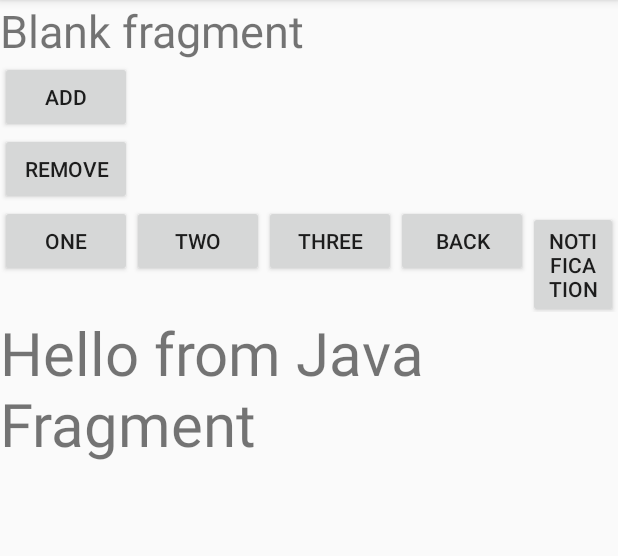
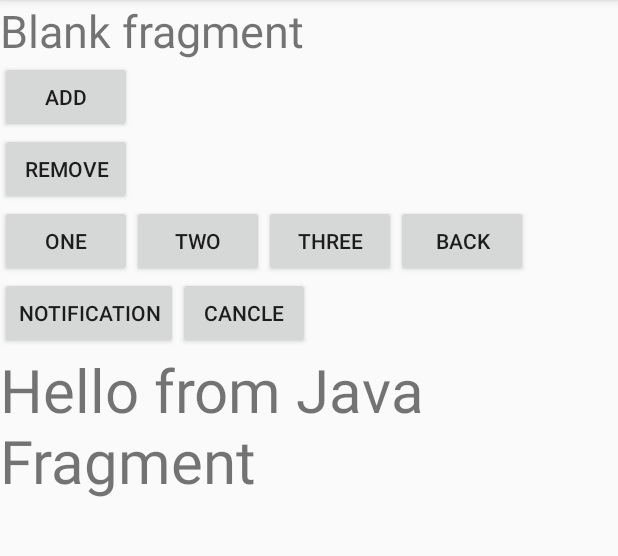
Before and after one commit to supertodtor/WorkShop, an Android app: the screen it shows after launch (MainActivity), on a phone screen of 412 x 824 dp, the part 84-640 px from its top. Run offline under Robolectric (Android 15) with nearby library versions, the phone set to English and light mode, and no system bars.

Commit message:
addCancleNontification

```diff
--- a/MyFragment2/app/src/main/java/com/mycom/coe/myfragment/MainActivity.java
+++ b/MyFragment2/app/src/main/java/com/mycom/coe/myfragment/MainActivity.java
@@ -2,6 +2,7 @@ package com.mycom.coe.myfragment;
 
 import android.app.NotificationManager;
 import android.app.PendingIntent;
+import android.content.Context;
 import android.content.Intent;
 import android.net.Uri;
 import android.support.v4.app.Fragment;
@@ -25,6 +26,7 @@ public class MainActivity extends AppCompatActivity {
     private Button btnBack;
     private int mNotificationId;
     private Button btnNotification;
+    private Button btnCancle;
 
     @Override
     protected void onCreate(Bundle savedInstanceState) {
@@ -43,6 +45,18 @@ public class MainActivity extends AppCompatActivity {
 
         notification();
 
+        btnCancle = (Button)findViewById(R.id.btnCancle);
+        btnCancle.setOnClickListener(new View.OnClickListener() {
+            @Override
+            public void onClick(View view) {
+
+
+                String ns = Context.NOTIFICATION_SERVICE;
+                NotificationManager nMgr = (NotificationManager) getApplicationContext().getSystemService(ns);
+                nMgr.cancel(mNotificationId);
+
+            }
+        });
     }
 
     private void notification() {
--- a/MyFragment2/app/src/main/res/layout/activity_main.xml
+++ b/MyFragment2/app/src/main/res/layout/activity_main.xml
@@ -18,57 +18,65 @@
         android:id="@+id/btnAdd"
         android:layout_width="wrap_content"
         android:layout_height="wrap_content"
-        android:text="Add"/>
+        android:text="Add" />
 
     <Button
         android:id="@+id/btnRemove"
         android:layout_width="wrap_content"
         android:layout_height="wrap_content"
-        android:text="Remove"/>
+        android:text="Remove" />
 
     <LinearLayout
         android:layout_width="wrap_content"
         android:layout_height="wrap_content"
         android:orientation="horizontal">
+
         <Button
             android:id="@+id/btnOne"
             android:layout_width="wrap_content"
             android:layout_height="wrap_content"
-            android:text="One"/>
+            android:text="One" />
 
         <Button
             android:id="@+id/btnTwo"
             android:layout_width="wrap_content"
             android:layout_height="wrap_content"
-            android:text="Two"/>
+            android:text="Two" />
 
         <Button
             android:id="@+id/btnThree"
             android:layout_width="wrap_content"
             android:layout_height="wrap_content"
-            android:text="Three"/>
+            android:text="Three" />
 
         <Button
             android:id="@+id/btnBack"
             android:layout_width="wrap_content"
             android:layout_height="wrap_content"
-            android:text="Back"/>
+            android:text="Back" />
+
+    </LinearLayout>
+
+    <LinearLayout
+        android:layout_width="wrap_content"
+        android:layout_height="wrap_content">
 
         <Button
             android:id="@+id/btnNotification"
             android:layout_width="wrap_content"
             android:layout_height="wrap_content"
-            android:text="Notification"/>
-
-
+            android:text="Notification" />
+        <Button
+            android:id="@+id/btnCancle"
+            android:layout_width="wrap_content"
+            android:layout_height="wrap_content"
+            android:text="Cancle"/>
     </LinearLayout>
-
 
     <FrameLayout
         android:id="@+id/javaFragment"
         android:layout_width="wrap_content"
-        android:layout_height="wrap_content" >
-    </FrameLayout>
+        android:layout_height="wrap_content"></FrameLayout>
 
 
 </LinearLayout>
```
